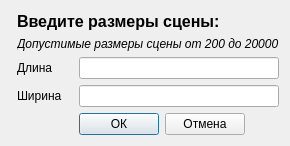
DenisBabarykin/InteriorRedactor, file SceneSizesInput.ui: the form before one commit.
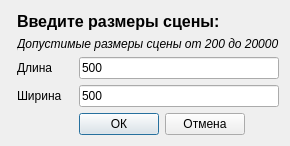
The form after the commit.

Patch:
```diff
--- a/SceneSizesInput.ui
+++ b/SceneSizesInput.ui
@@ -12,7 +12,7 @@
   </property>
   <property name="maximumSize">
    <size>
-    <width>253</width>
+    <width>257</width>
     <height>142</height>
    </size>
   </property>
@@ -83,7 +83,11 @@
     </widget>
    </item>
    <item row="2" column="2" colspan="3">
-    <widget class="QLineEdit" name="ledtLength"/>
+    <widget class="QLineEdit" name="ledtLength">
+     <property name="text">
+      <string>500</string>
+     </property>
+    </widget>
    </item>
    <item row="3" column="1">
     <widget class="QLabel" name="lblWidth">
@@ -93,7 +97,11 @@
     </widget>
    </item>
    <item row="3" column="2" colspan="3">
-    <widget class="QLineEdit" name="ledtWidth"/>
+    <widget class="QLineEdit" name="ledtWidth">
+     <property name="text">
+      <string>500</string>
+     </property>
+    </widget>
    </item>
    <item row="4" column="0" colspan="2">
     <spacer name="horizontalSpacer_3">
```
